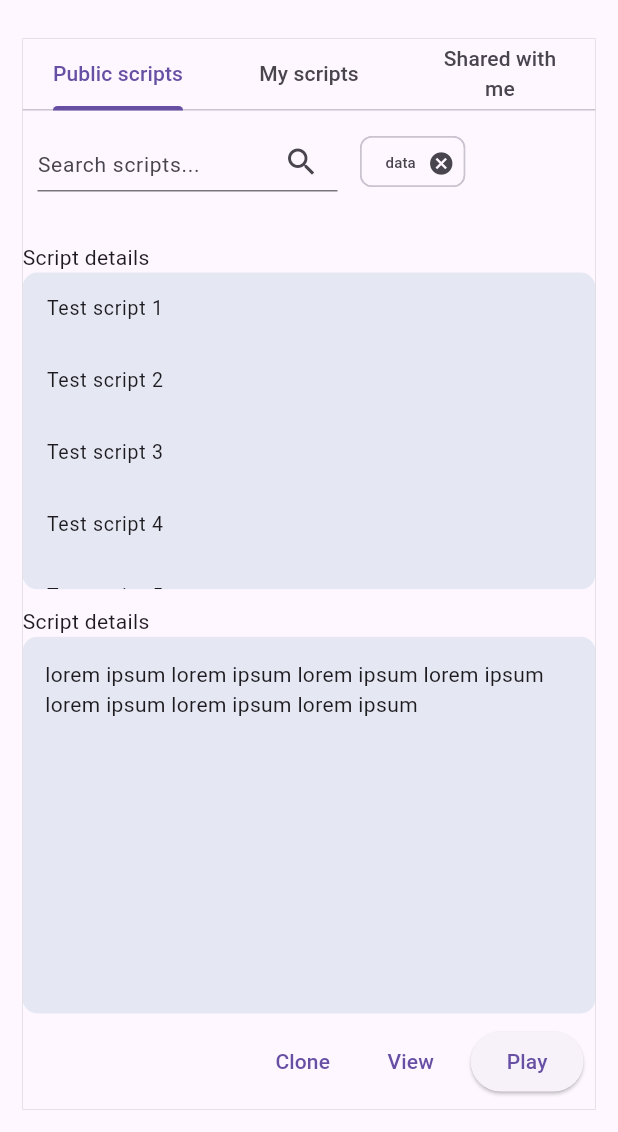
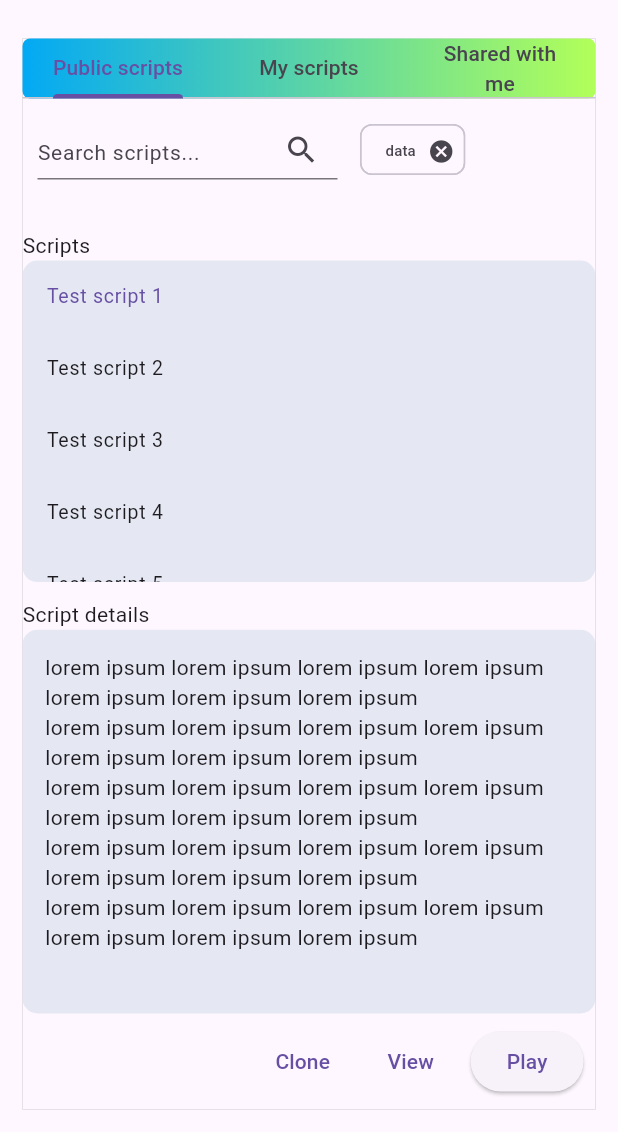
Before and after one commit to it-toolkit/visualizeit, a Flutter app: the screen it shows after launch, on a phone screen of 412 x 824 dp, the part 104-1236 px from its top. Run offline on Flutter 3.47's test engine with Material 3 defaults, Android fonts, the phone set to English and light mode, and no system bars; our stand-ins replace go_router.

Commit message:
chore: Improve Script selector page skeleton

```diff
--- a/lib/pages/script_selector.dart
+++ b/lib/pages/script_selector.dart
@@ -1,4 +1,3 @@
-import 'dart:math';
 
 import 'package:flutter/material.dart';
 import 'package:go_router/go_router.dart';
@@ -20,12 +19,21 @@ class ScriptSelectorPage extends BasePage {
         length: 3,
         initialIndex: 0,
         child: Scaffold(
-          appBar: const TabBar(
-            tabs: [
-              Tab(child: Text("Public scripts", softWrap: true, textAlign: TextAlign.center)),
-              Tab(child: Text("My scripts", softWrap: true, textAlign: TextAlign.center)),
-              Tab(child: Text("Shared with me", softWrap: true, textAlign: TextAlign.center))
-            ],
+          appBar: PreferredSize(
+            preferredSize:  const Size.fromHeight(40.0),
+            child: Container(
+              decoration: const BoxDecoration(
+                  gradient: LinearGradient(colors: <Color>[Colors.lightBlue, Colors.lightGreenAccent]),
+                  borderRadius: BorderRadius.all(Radius.circular(5))
+              ),
+              child: const TabBar(
+                tabs: [
+                  Tab(child: Text("Public scripts", softWrap: true, textAlign: TextAlign.center)),
+                  Tab(child: Text("My scripts", softWrap: true, textAlign: TextAlign.center)),
+                  Tab(child: Text("Shared with me", softWrap: true, textAlign: TextAlign.center))
+                ],
+              ),
+            ),
           ),
           body: TabBarView(
             children: [
@@ -68,7 +76,7 @@ class ScriptSelectorPage extends BasePage {
         child: Column(
           crossAxisAlignment: CrossAxisAlignment.stretch,
           children: [
-            const Text("Script details"),
+            const Text("Scripts"),
             Expanded(
                 child: Container(
               decoration:
@@ -78,7 +86,8 @@ class ScriptSelectorPage extends BasePage {
                 itemBuilder: (BuildContext context, int index) {
                   return ListTile(
                     dense: true,
-                    title: Text('Test script ${index + 1}'),
+                    title: Text('Test script ${index + 1}'), //TODO replace with model selected value
+                    selected: index == 0,
                   );
                 },
               ),
@@ -124,7 +133,7 @@ class ScriptSelectorPage extends BasePage {
                       color: Color.fromRGBO(171, 197, 212, 0.3),
                       borderRadius: BorderRadius.all(Radius.circular(10)),
                     ),
-                    child: const Text("lorem ipsum lorem ipsum lorem ipsum lorem ipsum lorem ipsum lorem ipsum lorem ipsum"))),
+                    child: const SingleChildScrollView(child: Text(scriptDetailsExample)))),
             buttonBar
           ],
         ));
@@ -134,7 +143,7 @@ class ScriptSelectorPage extends BasePage {
     return ButtonBar(
       children: [
         TextButton(onPressed: () => {_showConfirmDialog(context, "clone the script")}, child: const Text("Clone")),
-        TextButton(onPressed: () => {onViewPressed?.call("Test script 1")}, child: const Text("View")),
+        TextButton(onPressed: () => {onViewPressed?.call("Test script 1 with long message")}, child: const Text("View")),
         ElevatedButton(onPressed: () => {onPlayPressed?.call("Test script 1")}, child: const Text("Play")),
       ],
     );
@@ -181,4 +190,13 @@ class ScriptSelectorPage extends BasePage {
       },
     );
   }
+
+
+  static const scriptDetailsExample = """
+lorem ipsum lorem ipsum lorem ipsum lorem ipsum lorem ipsum lorem ipsum lorem ipsum
+lorem ipsum lorem ipsum lorem ipsum lorem ipsum lorem ipsum lorem ipsum lorem ipsum
+lorem ipsum lorem ipsum lorem ipsum lorem ipsum lorem ipsum lorem ipsum lorem ipsum
+lorem ipsum lorem ipsum lorem ipsum lorem ipsum lorem ipsum lorem ipsum lorem ipsum
+lorem ipsum lorem ipsum lorem ipsum lorem ipsum lorem ipsum lorem ipsum lorem ipsum
+""";
 }
```
